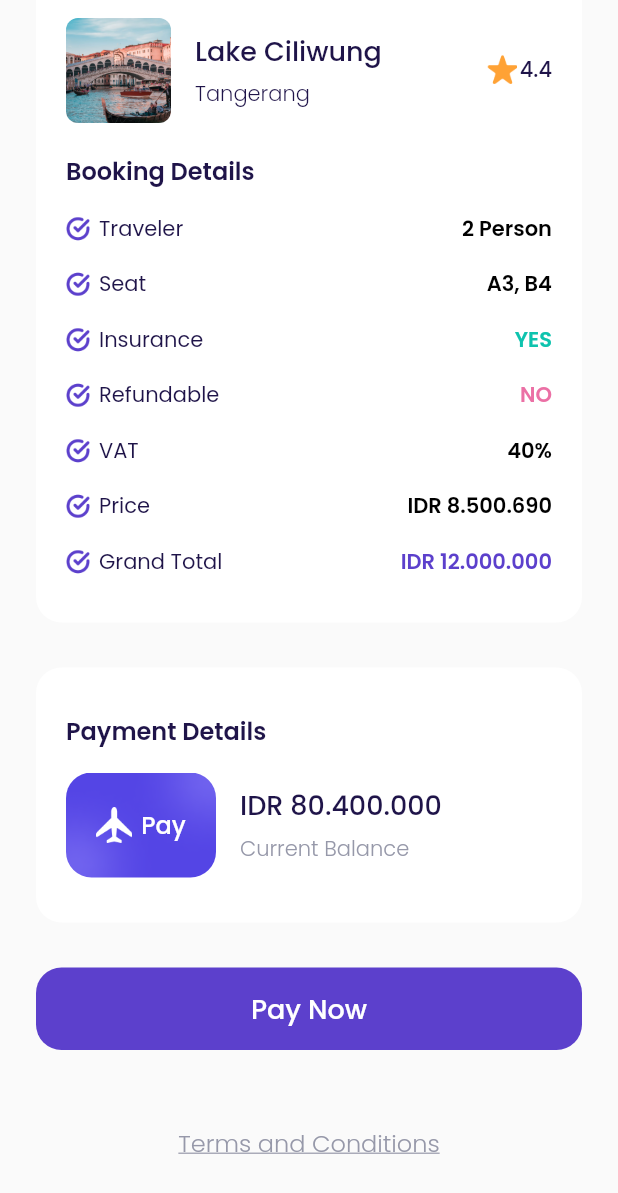
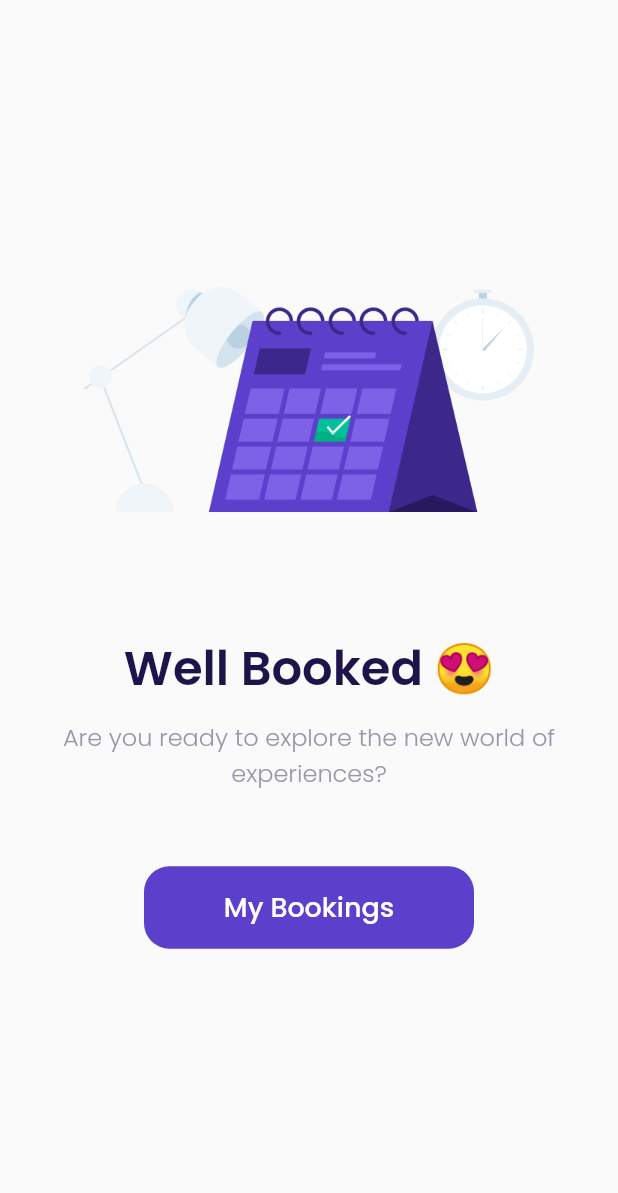
Before and after one commit to sampurnoaji/mobile_bwa_airplane, a Flutter app: the CheckoutPage screen opened by its route, scrolled down 230 dp, after a tap on "Pay Now", on a phone screen of 412 x 824 dp. Shown: the top 1193 px of the screen. Run offline on Flutter 3.47's test engine with Material 2 defaults, Android fonts, the light colour scheme and no system bars; our stand-ins replace google_fonts.

Commit message:
success_checkout.dart

```diff
--- a/lib/main.dart
+++ b/lib/main.dart
@@ -5,6 +5,7 @@ import 'package:bwa_airplane/ui/pages/detail_page.dart';
 import 'package:bwa_airplane/ui/pages/get_started_page.dart';
 import 'package:bwa_airplane/ui/pages/main_page.dart';
 import 'package:bwa_airplane/ui/pages/sign_up_page.dart';
+import 'package:bwa_airplane/ui/pages/success_checkout.dart';
 import 'package:flutter/material.dart';
 
 import 'ui/pages/splash_page.dart';
@@ -30,6 +31,7 @@ class MyApp extends StatelessWidget {
         '/detail': (context) => DetailPage(),
         '/choose-seat': (context) => ChooseSeatPage(),
         '/checkout': (context) => CheckoutPage(),
+        '/success-checkout': (context) => SuccessCheckoutPage(),
       },
     );
   }
--- a/lib/ui/pages/checkout_page.dart
+++ b/lib/ui/pages/checkout_page.dart
@@ -240,7 +240,11 @@ class CheckoutPage extends StatelessWidget {
     Widget payNowButton() {
       return Container(
           margin: EdgeInsets.only(top: 30),
-          child: CustomButton(title: 'Pay Now', onPressed: () {}));
+          child: CustomButton(
+              title: 'Pay Now',
+              onPressed: () {
+                Navigator.pushNamed(context, '/success-checkout');
+              }));
     }
 
     Widget tacButton() {
--- /dev/null
+++ b/lib/ui/pages/success_checkout.dart
@@ -0,0 +1,49 @@
+import 'package:bwa_airplane/shared/theme.dart';
+import 'package:bwa_airplane/ui/widgets/custom_button.dart';
+import 'package:flutter/material.dart';
+
+class SuccessCheckoutPage extends StatelessWidget {
+  const SuccessCheckoutPage({Key? key}) : super(key: key);
+
+  @override
+  Widget build(BuildContext context) {
+    return Scaffold(
+      backgroundColor: backgroundColor,
+      body: Center(
+        child: Column(
+          mainAxisAlignment: MainAxisAlignment.center,
+          children: [
+            Container(
+              margin: EdgeInsets.only(bottom: 80),
+              width: 300,
+              height: 150,
+              decoration: BoxDecoration(
+                  image: DecorationImage(
+                      image: AssetImage('assets/image_success.png'))),
+            ),
+            Text(
+              'Well Booked 😍',
+              style:
+                  blackTextStyle.copyWith(fontSize: 32, fontWeight: semiBold),
+            ),
+            SizedBox(height: 10),
+            Text(
+              'Are you ready to explore the new world of experiences?',
+              style: greyTextStyle.copyWith(fontSize: 16, fontWeight: light),
+              textAlign: TextAlign.center,
+            ),
+            CustomButton(
+              title: 'My Bookings',
+              onPressed: () {
+                Navigator.pushNamedAndRemoveUntil(
+                    context, '/main', (route) => false);
+              },
+              width: 220,
+              margin: EdgeInsets.only(top: 50),
+            ),
+          ],
+        ),
+      ),
+    );
+  }
+}
```
